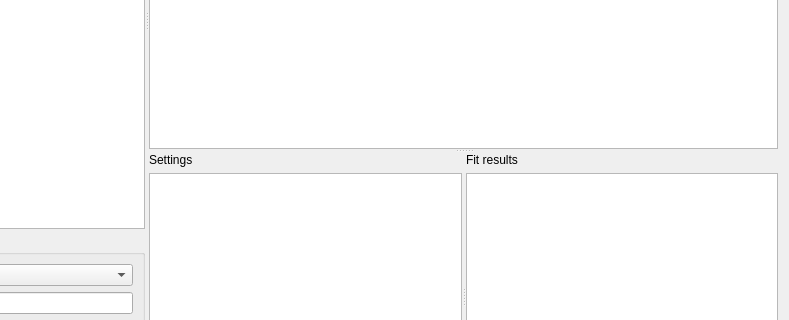
Old version of the form ui/MeasurementLog.ui in the repository MonroeQuantumNetworks/IonControl; both pictures show x 180 to 969 and y 439 to 759 of the 969 by 888 pixel window.
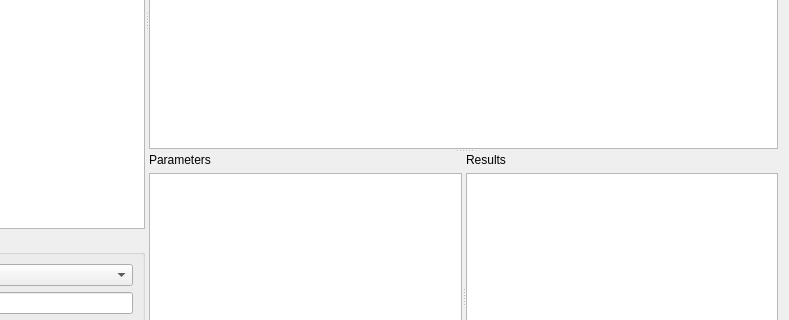
New version of the form. Icons and pictures are not drawn. Custom widgets are drawn as their Qt base class.

Commit message: labels in measurement log

The edit to the form file:
```diff
--- a/ui/MeasurementLog.ui
+++ b/ui/MeasurementLog.ui
@@ -302,7 +302,7 @@
          <item>
           <widget class="QLabel" name="label_7">
            <property name="text">
-            <string>Settings</string>
+            <string>Parameters</string>
            </property>
           </widget>
          </item>
@@ -316,7 +316,7 @@
          <item>
           <widget class="QLabel" name="label_8">
            <property name="text">
-            <string>Fit results</string>
+            <string>Results</string>
            </property>
           </widget>
          </item>
```
